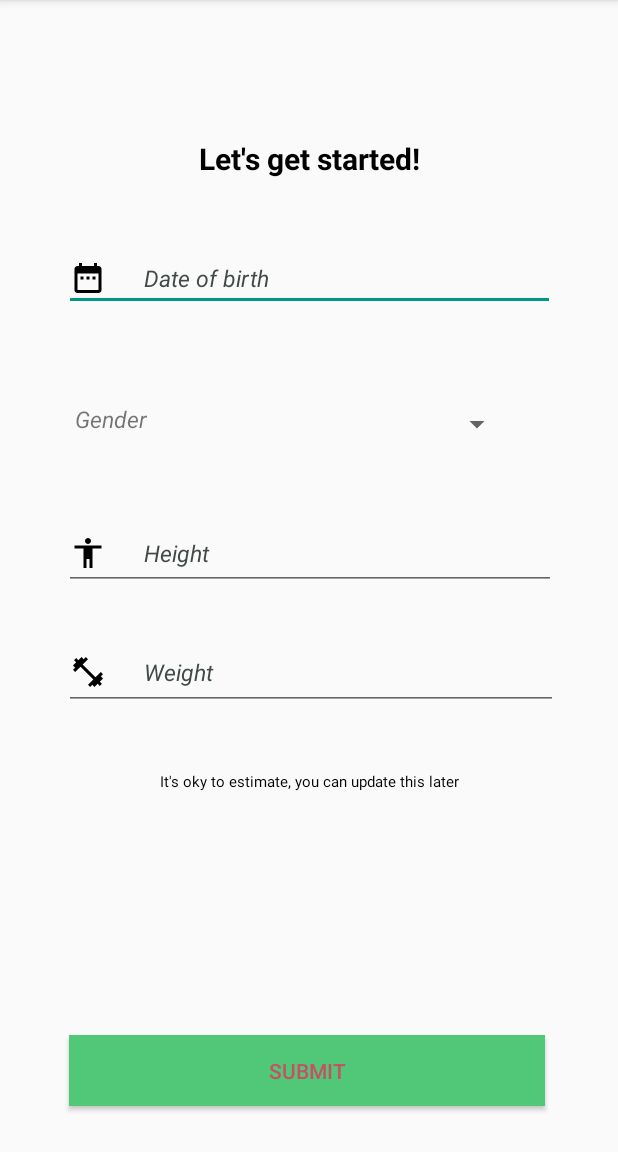
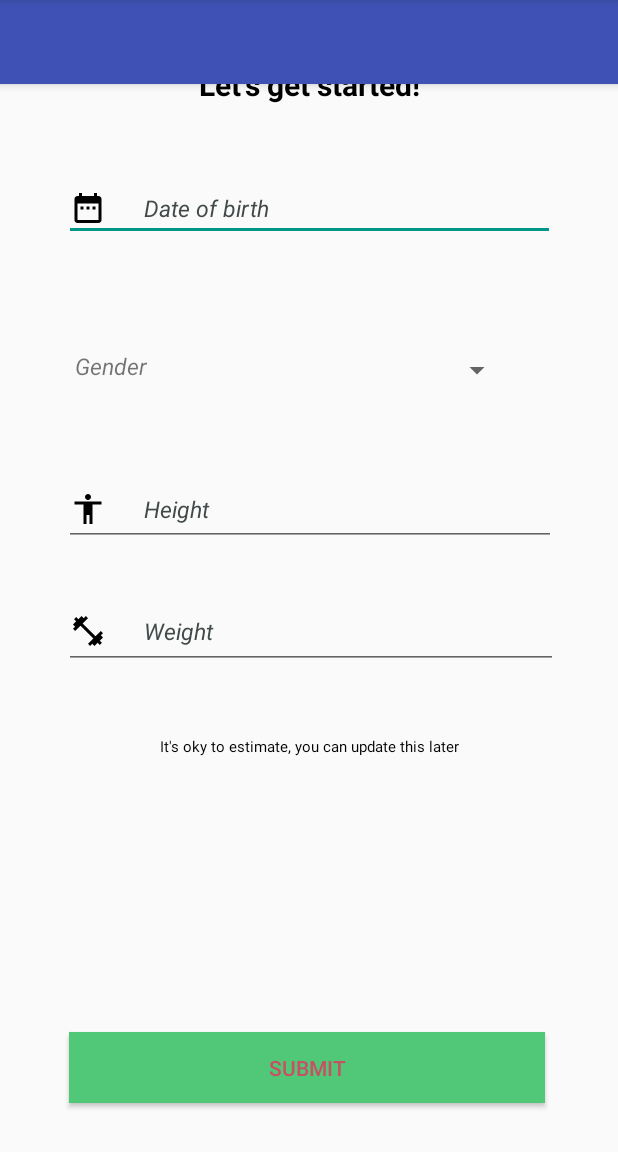
Before and after one commit to Dasunx/SoulFit, an Android app: the create_user screen opened directly, with no data from a screen before it, on a phone screen of 412 x 824 dp, the part 84-1236 px from its top. Run offline under Robolectric (Android 15) with nearby library versions, the phone set to English and light mode, and no system bars; 3 statements that could not run were skipped.

Commit message:
create navigation bar Second part

```diff
--- a/app/src/main/res/layout/activity_create_user.xml
+++ b/app/src/main/res/layout/activity_create_user.xml
@@ -185,5 +185,44 @@
         app:layout_constraintTop_toTopOf="parent"
         app:layout_constraintVertical_bias="0.116" />
 
+    <android.support.v4.widget.DrawerLayout xmlns:android="http://schemas.android.com/apk/res/android"
+        xmlns:app="http://schemas.android.com/apk/res-auto"
+        xmlns:tools="http://schemas.android.com/tools"
+        android:layout_width="match_parent"
+        android:layout_height="match_parent"
+        android:id="@+id/drawer_layout"
+        android:fitsSystemWindows="true"
+        tools:context=".Create_User"
+        tools:openDrawer="start">
+        <LinearLayout
+            android:layout_width="match_parent"
+            android:layout_height="match_parent"
+            android:orientation="vertical">
+
+            <android.support.v7.widget.Toolbar
+                android:id="@+id/toolbar"
+                android:layout_width="match_parent"
+                android:layout_height="?attr/actionBarSize"
+                android:background="@color/colorPrimary"
+                android:theme="@style/ThemeOverlay.AppCompat.Dark.ActionBar"
+                app:popupTheme="@style/ThemeOverlay.AppCompat.Light"
+                android:elevation="4dp"/>
+
+            <FrameLayout
+                android:id="@+id/fragment_container"
+                android:layout_width="match_parent"
+                android:layout_height="match_parent" />
+        </LinearLayout>
+        <android.support.design.widget.NavigationView
+            android:layout_width="wrap_content"
+            android:layout_height="match_parent"
+            android:layout_gravity="start"
+            android:id="@+id/nav_view"
+            app:headerLayout="@layout/nav_header"
+            app:menu="@menu/drawer_menu"/>
+
+    </android.support.v4.widget.DrawerLayout>
+
+
 
 </android.support.constraint.ConstraintLayout>
```
Also changed, not shown: app/src/main/res/layout/nav_header.xml (added, +28 -0 lines).
